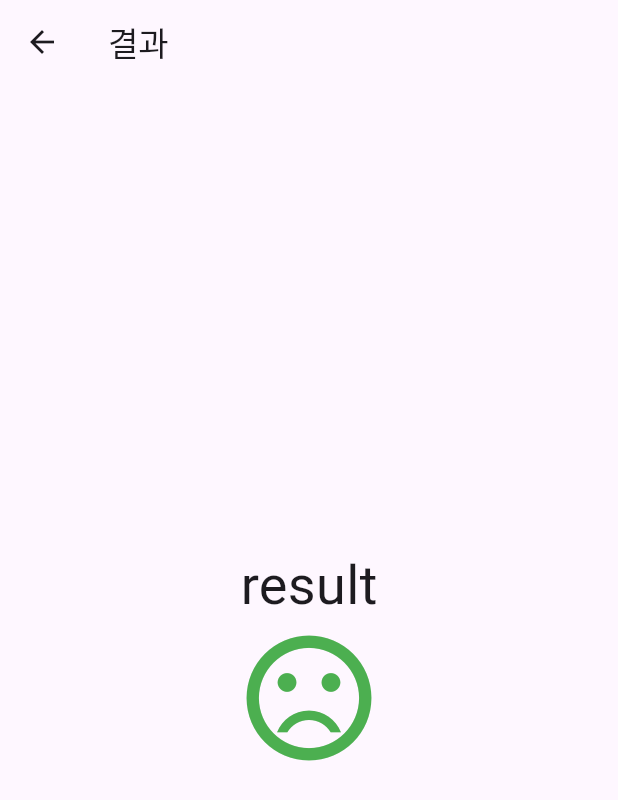
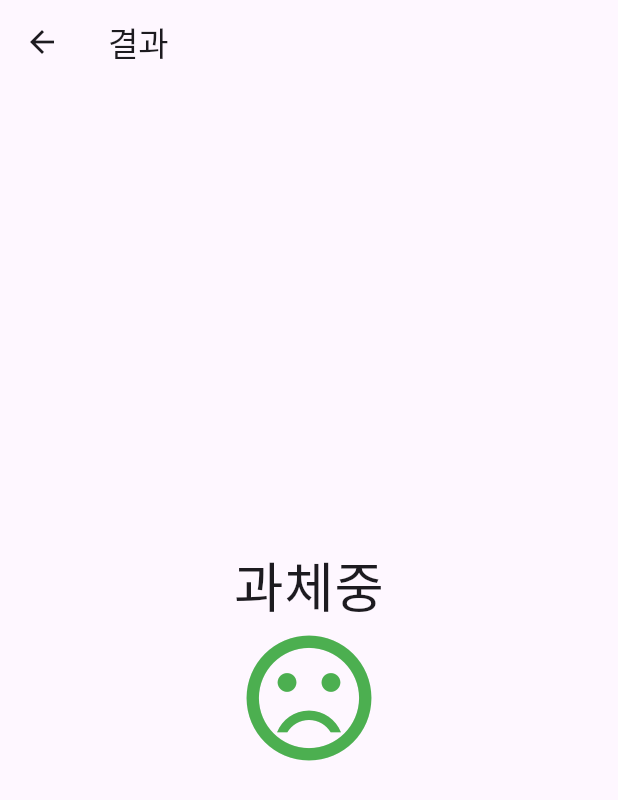
Before and after one commit to philiplee25/flutter_bmi, a Flutter app: the ResultScreen screen opened directly, on a phone screen of 412 x 824 dp. Shown: the top 800 px of the screen. Run offline on Flutter 3.47's test engine with Material 3 defaults, Android fonts, the phone set to English and light mode, and no system bars.

Commit message:
fix: return 값 변경

```diff
--- a/lib/presentation/result_screen.dart
+++ b/lib/presentation/result_screen.dart
@@ -23,7 +23,7 @@ class ResultScreen extends StatelessWidget {
     } else if (bmi >= 18.5) {
       result = '정상';
     }
-    return 'result';
+    return result;
   }
 
   Widget _buildIcon(double bmi) {
```
